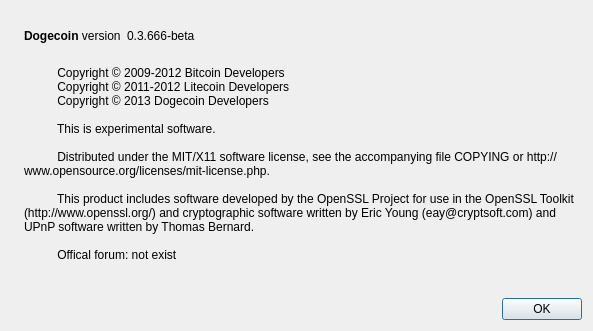
Qt form src/qt/forms/aboutdialog.ui (oracul/bullyon) before a commit.
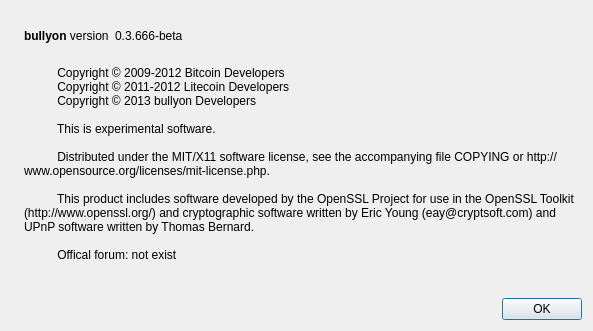
The same form after that commit. Icons and pictures are not drawn.

The edit to the form file:
```diff
--- a/src/qt/forms/aboutdialog.ui
+++ b/src/qt/forms/aboutdialog.ui
@@ -50,7 +50,7 @@
           <cursorShape>IBeamCursor</cursorShape>
          </property>
          <property name="text">
-          <string>&lt;b&gt;Dogecoin&lt;/b&gt; version</string>
+          <string>&lt;b&gt;bullyon&lt;/b&gt; version</string>
          </property>
          <property name="textInteractionFlags">
           <set>Qt::LinksAccessibleByMouse|Qt::TextSelectableByKeyboard|Qt::TextSelectableByMouse</set>
@@ -97,7 +97,7 @@
         <string>
           Copyright © 2009-2012 Bitcoin Developers
           Copyright © 2011-2012 Litecoin Developers
-          Copyright © 2013 Dogecoin Developers
+          Copyright © 2013 bullyon Developers
 
           This is experimental software.
 
```
Left out of the diff: 2 changed lines with no effect on the pictures.
